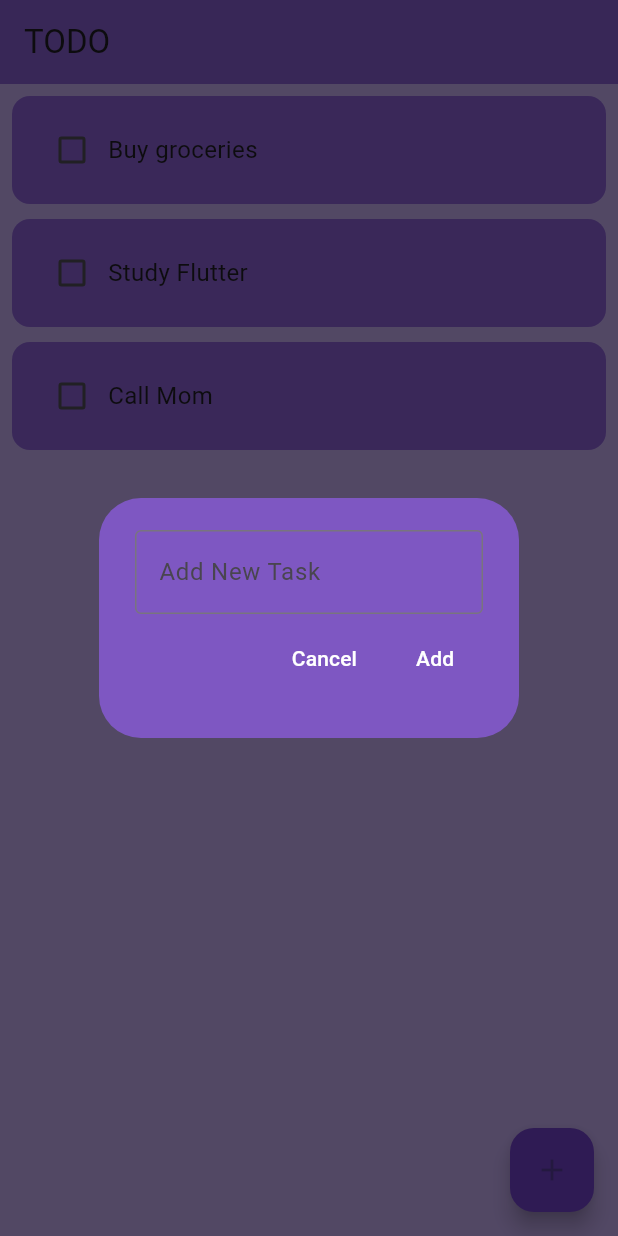
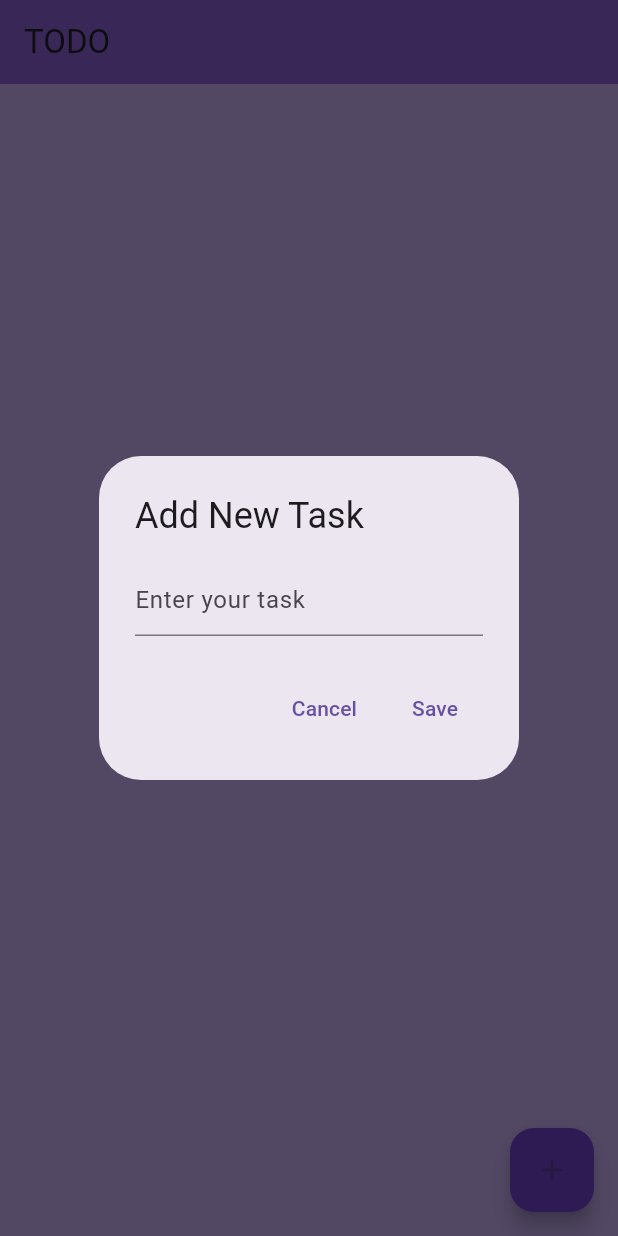
Before and after one commit to Aneesh9795/Todo-App, a Flutter app: the screen it shows after launch, after a tap on the "add" icon, on a phone screen of 412 x 824 dp. Run offline on Flutter 3.47's test engine with Material 3 defaults, Android fonts, the phone set to English and light mode, and no system bars; our stand-ins replace hive, hive_flutter; accounts and stored records are empty.

Commit message:
home screen and main.dart and task

```diff
--- /dev/null
+++ b/lib/home_screen.dart
@@ -0,0 +1 @@
+// TODO Implement this library.
--- a/lib/main.dart
+++ b/lib/main.dart
@@ -1,14 +1,12 @@
 import 'package:flutter/material.dart';
-import 'package:hive_flutter/hive_flutter.dart';
+import 'package:hive_flutter/hive_flutter.dart'; // Hive Flutter
 import 'package:todoapp/screen/home_screen.dart';
+import 'home_screen.dart';
 
 void main() async {
   WidgetsFlutterBinding.ensureInitialized();
-
-  await Hive.initFlutter(); // 🟢 Initialize Hive
-
-  await Hive.openBox('mybox'); // 🟢 Open a box
-
+  await Hive.initFlutter();  // Initialize Hive
+  await Hive.openBox('todoBox');  // Open Hive box for storing tasks
   runApp(const MyApp());
 }
 
@@ -19,7 +17,7 @@ class MyApp extends StatelessWidget {
   Widget build(BuildContext context) {
     return MaterialApp(
       debugShowCheckedModeBanner: false,
-      home: HomeScreen(),
+      home: const HomeScreen(),
     );
   }
 }
--- a/lib/screen/add_task_screen.dart
+++ b/lib/screen/add_task_screen.dart
@@ -15,36 +15,21 @@ class AddTaskScreen extends StatelessWidget {
   @override
   Widget build(BuildContext context) {
     return AlertDialog(
-        backgroundColor: Colors.deepPurple[400],
-      content: SizedBox(
-        height: 120,
-        child: Column(
-          mainAxisAlignment: MainAxisAlignment.spaceEvenly,
-          children: [
-            TextField(
+      title: const Text('Add New Task'),
+      content: TextField(
         controller: controller,
-              decoration: const InputDecoration(
-                border: OutlineInputBorder(),
-                hintText: "Add New Task",
+        decoration: const InputDecoration(hintText: 'Enter your task'),
       ),
-            ),
-            Row(
-              mainAxisAlignment: MainAxisAlignment.end,
-              children: [
+      actions: [
         TextButton(
           onPressed: onCancel,
-                  child: const Text("Cancel", style: TextStyle(color: Colors.white)),
+          child: const Text('Cancel'),
         ),
-                const SizedBox(width: 8),
         TextButton(
           onPressed: onSave,
-                  child: const Text("Add", style: TextStyle(color: Colors.white)),
+          child: const Text('Save'),
         ),
       ],
-            )
-          ],
-        ),
-      ),
     );
   }
 }
--- a/lib/screen/home_screen.dart
+++ b/lib/screen/home_screen.dart
@@ -1,8 +1,7 @@
 import 'package:flutter/material.dart';
-import 'package:hive/hive.dart';
-import 'package:todoapp/database/data_base.dart';
-import 'add_task_screen.dart';
-import '../widgets/task_card.dart';
+import 'package:hive_flutter/hive_flutter.dart'; // Hive Flutter
+import 'add_task_screen.dart'; // Import the add task screen
+import 'task_card.dart'; // Your TaskCard widget
 
 class HomeScreen extends StatefulWidget {
   const HomeScreen({super.key});
@@ -13,43 +12,35 @@ class HomeScreen extends StatefulWidget {
 
 class _HomeScreenState extends State<HomeScreen> {
   final TextEditingController _controller = TextEditingController();
+  late Box _todoBox; // Hive box
 
-  final _myBox = Hive.box("mybox");
-  TodoDataBase db = TodoDataBase();
-
-
-  void initState(){
-    if(_myBox.get("TODOLIIST") == null){
-      db.createData();
-    }else {
-      db.loadData();
-    }
+  @override
+  void initState() {
     super.initState();
+    _todoBox = Hive.box('todoBox');  // Access Hive box
   }
 
-  // List<List<dynamic>> todoList = [
-  //   ['Buy groceries', false],
-  //   ['Study Flutter', false],
-  //   ['Call Mom', false],
-  // ];
-
-  void checkBoxChanged(bool? value, int index) {
-    setState(() {
-      db.TodoList[index][1] = !db.TodoList[index][1];
-    });
-  }
-
+  // Save New Task to Hive Box
   void saveNewTask() {
     String task = _controller.text.trim();
     if (task.isNotEmpty) {
       setState(() {
-        db.TodoList.add([task, false]);
-        _controller.clear();
+        _todoBox.add([task, false]); // Add new task to Hive box
+        _controller.clear(); // Clear input field
       });
       Navigator.of(context).pop();
     }
   }
 
+  // Update Task in Hive Box
+  void updateTask(int index, String updatedTask) {
+    setState(() {
+      _todoBox.putAt(index, [updatedTask, false]); // Update the task
+    });
+    Navigator.of(context).pop(); // Close the dialog
+  }
+
+  // Create New Task
   void createNewTask() {
     showDialog(
       context: context,
@@ -58,6 +49,37 @@ class _HomeScreenState extends State<HomeScreen> {
           controller: _controller,
           onSave: saveNewTask,
           onCancel: () => Navigator.of(context).pop(),
+        );
+      },
+    );
+  }
+
+  // Edit Task (show dialog to edit)
+  void editTask(int index, String currentTask) {
+    _controller.text = currentTask; // Set the current task in controller
+    showDialog(
+      context: context,
+      builder: (context) {
+        return AlertDialog(
+          title: const Text("Edit Task"),
+          content: TextField(
+            controller: _controller,
+            decoration: const InputDecoration(hintText: "Update your task"),
+          ),
+          actions: [
+            TextButton(
+              onPressed: () {
+                Navigator.of(context).pop(); // Close the dialog
+              },
+              child: const Text("Cancel"),
+            ),
+            TextButton(
+              onPressed: () {
+                updateTask(index, _controller.text); // Update the task
+              },
+              child: const Text("Save"),
+            ),
+          ],
         );
       },
     );
@@ -79,33 +101,39 @@ class _HomeScreenState extends State<HomeScreen> {
       ),
       body: Padding(
         padding: const EdgeInsets.all(8.0),
-        child: ListView.separated(
-          itemCount: db.TodoList.length,
-          separatorBuilder: (context, index) => const SizedBox(height: 10),
+        child: ValueListenableBuilder(
+          valueListenable: _todoBox.listenable(),
+          builder: (context, Box box, _) {
+            return ListView.builder(
+              itemCount: box.length,
               itemBuilder: (context, index) {
+                var task = box.getAt(index)[0]; // Get task name
+                var isChecked = box.getAt(index)[1]; // Get completion status
                 return Dismissible(
-              key: UniqueKey(),
+                  key: Key(task),
                   direction: DismissDirection.endToStart,
-              background: Container(
-                padding: const EdgeInsets.only(right: 20),
-                alignment: Alignment.centerRight,
-                color: Colors.red,
-                child: const Icon(Icons.delete, color: Colors.white),
-              ),
                   onDismissed: (direction) {
                     setState(() {
-                  db.TodoList.removeAt(index);
+                      box.deleteAt(index); // Delete task from box
                     });
-
-                ScaffoldMessenger.of(context).showSnackBar(
-                  const SnackBar(content: Text("Task Deleted")),
+                  },
+                  child: ListTile(
+                    title: Text(task),
+                    trailing: IconButton(
+                      icon: const Icon(Icons.edit),
+                      onPressed: () => editTask(index, task), // Edit task
+                    ),
+                    leading: Checkbox(
+                      value: isChecked,
+                      onChanged: (value) {
+                        setState(() {
+                          box.putAt(index, [task, value!]);
+                        });
+                      },
+                    ),
+                  ),
                 );
               },
-              child: TaskCard(
-                isChecked: db.TodoList[index][1],
-                onChanged: (value) => checkBoxChanged(value, index),
-                todoText: db.TodoList[index][0],
-              ),
             );
           },
         ),
--- /dev/null
+++ b/lib/screen/task_card.dart
@@ -0,0 +1 @@
+// TODO Implement this library.
--- a/lib/widgets/task_card.dart
+++ b/lib/widgets/task_card.dart
@@ -3,36 +3,22 @@ import 'package:flutter/material.dart';
 class TaskCard extends StatelessWidget {
   final String todoText;
   final bool isChecked;
-  final ValueChanged<bool?> onChanged;
+  final Function(bool?) onChanged;
 
   const TaskCard({
-    super.key,
+    Key? key,
     required this.todoText,
     required this.isChecked,
     required this.onChanged,
-  });
+  }) : super(key: key);
 
   @override
   Widget build(BuildContext context) {
-    return Container(
-      padding: const EdgeInsets.symmetric(horizontal: 16, vertical: 12),
-      decoration: BoxDecoration(
-        color: Colors.deepPurple[400],
-        borderRadius: BorderRadius.circular(12),
-      ),
-      child: Row(
-        children: [
-          Checkbox(value: isChecked, onChanged: onChanged),
-          Expanded(
-            child: Text(
-              todoText,
-              style: TextStyle(
-                fontSize: 16,
-                decoration: isChecked ? TextDecoration.lineThrough : null,
-              ),
-            ),
-          ),
-        ],
+    return ListTile(
+      title: Text(todoText),
+      leading: Checkbox(
+        value: isChecked,
+        onChanged: onChanged,
       ),
     );
   }
```
Also changed, not shown: lib/database/data_base.dart (+13 -8 lines). Lines whose indentation alone changed are shown as unchanged.
